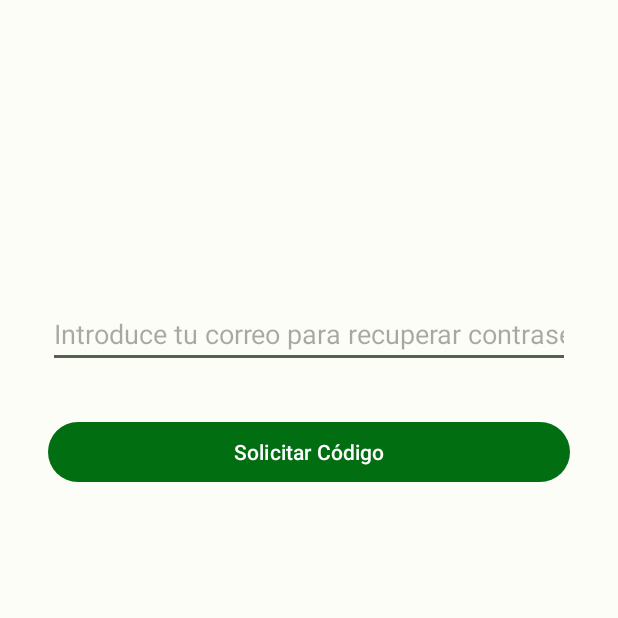
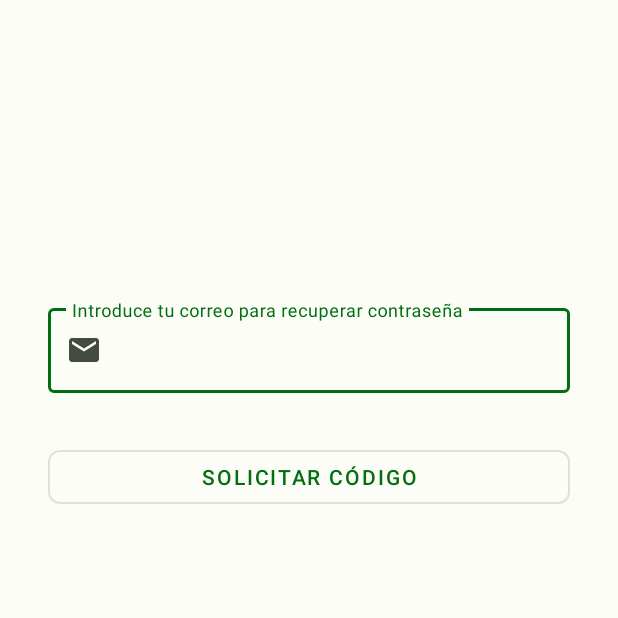
Before and after one commit to Dev-Riders/TrackTrainerAPP, an Android app: the RecuperacionActivity screen opened directly, with no data from a screen before it, on a phone screen of 412 x 824 dp, the top half of it. Run offline under Robolectric (Android 15) with nearby library versions, the phone set to English and light mode, and no system bars; our stand-ins replace Volley.

Commit message:
Cambios solicitar nueva contraseña diseño

```diff
--- /dev/null
+++ b/app/src/main/res/drawable/baseline_vpn_key_black.xml
@@ -0,0 +1,5 @@
+<vector android:alpha="0.99" android:height="24dp"
+    android:tint="#000000" android:viewportHeight="24"
+    android:viewportWidth="24" android:width="24dp" xmlns:android="http://schemas.android.com/apk/res/android">
+    <path android:fillColor="@android:color/white" android:pathData="M12.65,10C11.83,7.67 9.61,6 7,6c-3.31,0 -6,2.69 -6,6s2.69,6 6,6c2.61,0 4.83,-1.67 5.65,-4H17v4h4v-4h2v-4H12.65zM7,14c-1.1,0 -2,-0.9 -2,-2s0.9,-2 2,-2 2,0.9 2,2 -0.9,2 -2,2z"/>
+</vector>
--- /dev/null
+++ b/app/src/main/res/drawable/baseline_vpn_key_white.xml
@@ -0,0 +1,5 @@
+<vector android:alpha="0.99" android:height="24dp"
+    android:tint="#FFFFFF" android:viewportHeight="24"
+    android:viewportWidth="24" android:width="24dp" xmlns:android="http://schemas.android.com/apk/res/android">
+    <path android:fillColor="@android:color/white" android:pathData="M12.65,10C11.83,7.67 9.61,6 7,6c-3.31,0 -6,2.69 -6,6s2.69,6 6,6c2.61,0 4.83,-1.67 5.65,-4H17v4h4v-4h2v-4H12.65zM7,14c-1.1,0 -2,-0.9 -2,-2s0.9,-2 2,-2 2,0.9 2,2 -0.9,2 -2,2z"/>
+</vector>
--- a/app/src/main/res/layout/activity_recuperacion.xml
+++ b/app/src/main/res/layout/activity_recuperacion.xml
@@ -6,22 +6,31 @@
     android:layout_height="match_parent"
     tools:context=".views.activities.welcome.auth.RecuperacionActivity">
 
-    <!-- Campo de texto para el Correo Electrónico -->
-    <EditText
-        android:id="@+id/editTextEmailRecuperacion"
+    <!-- TextInputLayout para el Correo Electrónico -->
+    <com.google.android.material.textfield.TextInputLayout
+        android:id="@+id/textInputEmailRecuperacion"
         android:layout_width="0dp"
         android:layout_height="wrap_content"
         android:layout_marginStart="32dp"
         android:layout_marginTop="200dp"
         android:layout_marginEnd="32dp"
-        android:hint="@string/recuperacion_email_hint"
-        android:inputType="textEmailAddress"
+        app:endIconMode="none"
+        app:startIconDrawable="@drawable/baseline_email_black"
         app:layout_constraintEnd_toEndOf="parent"
         app:layout_constraintStart_toStartOf="parent"
-        app:layout_constraintTop_toTopOf="parent" />
+        app:layout_constraintTop_toTopOf="parent">
+
+        <com.google.android.material.textfield.TextInputEditText
+            android:id="@+id/editTextEmailRecuperacion"
+            android:layout_width="match_parent"
+            android:layout_height="wrap_content"
+            android:hint="@string/recuperacion_email_hint"
+            android:inputType="textEmailAddress" />
+
+    </com.google.android.material.textfield.TextInputLayout>
 
     <!-- Botón para Solicitar Código -->
-    <Button
+    <com.google.android.material.button.MaterialButton
         android:id="@+id/buttonSolicitarCodigo"
         android:layout_width="0dp"
         android:layout_height="wrap_content"
@@ -31,25 +40,36 @@
         android:text="@string/solicitar_codigo"
         app:layout_constraintEnd_toEndOf="parent"
         app:layout_constraintStart_toStartOf="parent"
-        app:layout_constraintTop_toBottomOf="@+id/editTextEmailRecuperacion" />
+        app:layout_constraintTop_toBottomOf="@+id/textInputEmailRecuperacion"
+        app:cornerRadius="8dp"
+        style="@style/Widget.MaterialComponents.Button.OutlinedButton" />
 
-    <!-- Campo de texto para introducir el Código -->
-    <EditText
-        android:id="@+id/editTextCodigo"
+    <!-- TextInputLayout para introducir el Código -->
+    <com.google.android.material.textfield.TextInputLayout
+        android:id="@+id/textInputCodigo"
         android:layout_width="0dp"
         android:layout_height="wrap_content"
         android:layout_marginStart="32dp"
         android:layout_marginTop="32dp"
         android:layout_marginEnd="32dp"
-        android:hint="@string/introduce_codigo"
-        android:inputType="number"
+        app:endIconMode="none"
+        app:startIconDrawable="@drawable/baseline_vpn_key_black"
         android:visibility="gone"
         app:layout_constraintEnd_toEndOf="parent"
         app:layout_constraintStart_toStartOf="parent"
-        app:layout_constraintTop_toBottomOf="@+id/buttonSolicitarCodigo" />
+        app:layout_constraintTop_toBottomOf="@+id/buttonSolicitarCodigo">
+
+        <com.google.android.material.textfield.TextInputEditText
+            android:id="@+id/editTextCodigo"
+            android:layout_width="match_parent"
+            android:layout_height="wrap_content"
+            android:hint="@string/introduce_codigo"
+            android:inputType="number" />
+
+    </com.google.android.material.textfield.TextInputLayout>
 
     <!-- Botón para Enviar el Código -->
-    <Button
+    <com.google.android.material.button.MaterialButton
         android:id="@+id/buttonEnviarCodigo"
         android:layout_width="0dp"
         android:layout_height="wrap_content"
@@ -60,6 +80,8 @@
         android:visibility="gone"
         app:layout_constraintEnd_toEndOf="parent"
         app:layout_constraintStart_toStartOf="parent"
-        app:layout_constraintTop_toBottomOf="@+id/editTextCodigo" />
+        app:layout_constraintTop_toBottomOf="@+id/textInputCodigo"
+        app:cornerRadius="8dp"
+        style="@style/Widget.MaterialComponents.Button.OutlinedButton" />
 
 </androidx.constraintlayout.widget.ConstraintLayout>
```
